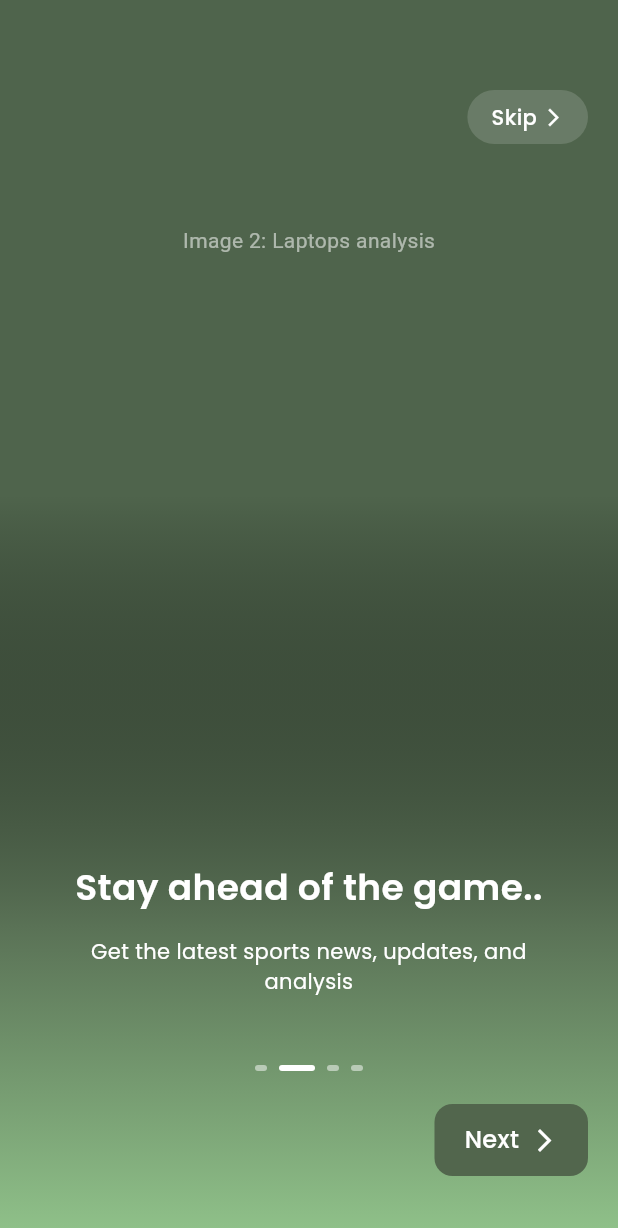
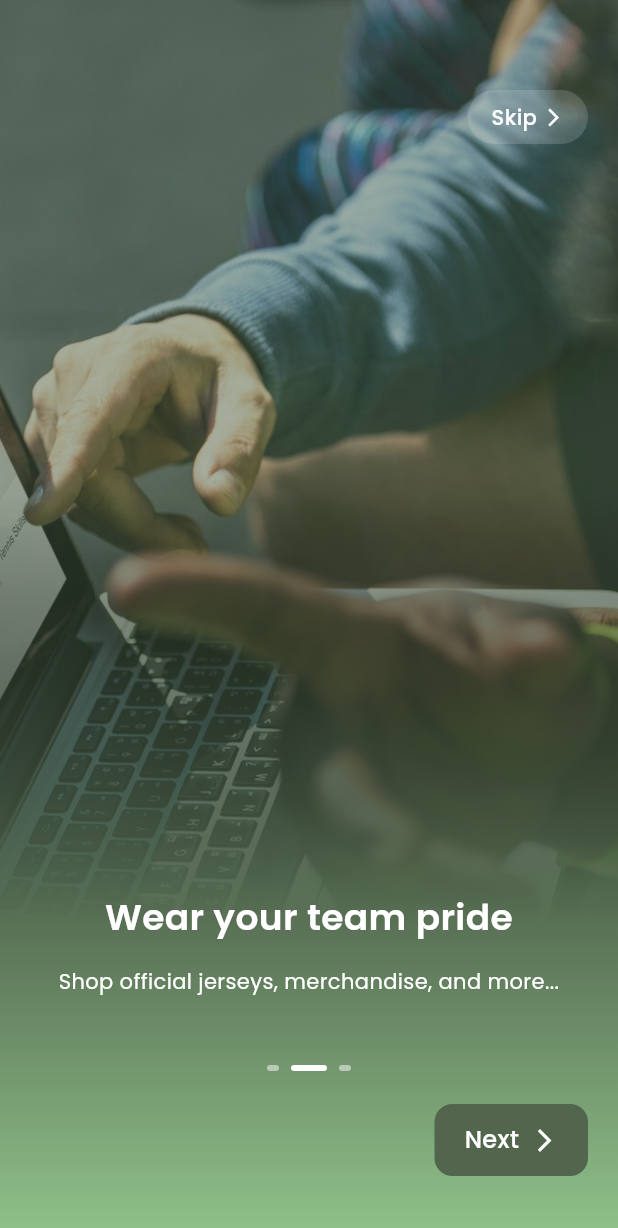
Before and after one commit to Bimcodes/olt_sports, a Flutter app: the screen it shows after launch, swiped to page 2, on a phone screen of 412 x 824 dp. Shown: the top 1228 px of the screen. Run offline on Flutter 3.47's test engine with Material 3 defaults, Android fonts, the phone set to English and light mode, and no system bars; our stand-ins replace google_fonts.

Commit message:
Added images for splash screen, onboarding screens and the home screen

```diff
--- a/lib/mvc/controllers/onboarding_controller.dart
+++ b/lib/mvc/controllers/onboarding_controller.dart
@@ -13,22 +13,17 @@ class OnboardingController extends ChangeNotifier {
       title: 'Welcome to OLT SPORTS!',
       description:
           'Your ultimate destination for sports streaming, news and merchandise.',
-      imagePlaceholder: 'Image 1: Fan with hands up',
+      imagePath: 'assets/onboarding_1_main.png',
+    ),
+    OnboardingItem(
+      title: 'Wear your team pride',
+      description: 'Shop official jerseys, merchandise, and more...',
+      imagePath: 'assets/onboarding_2_background.png',
     ),
     OnboardingItem(
       title: 'Stay ahead of the game..',
       description: 'Get the latest sports news, updates, and analysis',
-      imagePlaceholder: 'Image 2: Laptops analysis',
-    ),
-    OnboardingItem(
-      title: 'Wear your team pride',
-      description: 'Shop official jerseys, merchandise, and more...',
-      imagePlaceholder: 'Image 3: Green tribal jersey',
-    ),
-    OnboardingItem(
-      title: 'Wear your team pride',
-      description: 'Shop official jerseys, merchandise, and more...',
-      imagePlaceholder: 'Image 4: Blue jersey hanging',
+      imagePath: 'assets/onboarding_3_.png',
     ),
   ];
 
--- a/lib/mvc/models/onboarding_item.dart
+++ b/lib/mvc/models/onboarding_item.dart
@@ -1,12 +1,11 @@
 class OnboardingItem {
   final String title;
   final String description;
-  final String
-  imagePlaceholder; // To use as a placeholder until assets are provided
+  final String imagePath; // To use as a placeholder until assets are provided
 
   OnboardingItem({
     required this.title,
     required this.description,
-    required this.imagePlaceholder,
+    required this.imagePath,
   });
 }
--- a/lib/mvc/views/onboarding/widgets/onboarding_page.dart
+++ b/lib/mvc/views/onboarding/widgets/onboarding_page.dart
@@ -15,16 +15,12 @@ class OnboardingPage extends StatelessWidget {
       children: [
         // Background Image Placeholder Area
         Positioned.fill(
-          child: Container(
-            color: Colors.black12,
-            alignment: Alignment.topCenter,
-            padding: const EdgeInsets.only(top: 150),
-            child: Text(
-              item.imagePlaceholder,
-              style: const TextStyle(color: Colors.white54),
+          child: SizedBox.expand(
+            child: Image.asset(
+              item.imagePath,
+              fit: BoxFit.cover,
+              alignment: Alignment.topCenter,
             ),
-            // TODO: Uncomment once assets are provided
-            // child: Image.asset(item.imagePath, fit: BoxFit.cover),
           ),
         ),
         // Gradient Overlay
```
Also changed, not shown: lib/mvc/views/home/home_screen.dart (+7 -8 lines), lib/mvc/views/splash/splash_screen.dart (+5 -36 lines), pubspec.yaml (+3 -5 lines), assets/home_screen.png (added), assets/onboarding_1_.png (added), assets/onboarding_1_main.png (added), assets/onboarding_2_background.png (added), assets/onboarding_2_overlay.png (added), assets/splash_screen.png (added), 2 other files.
